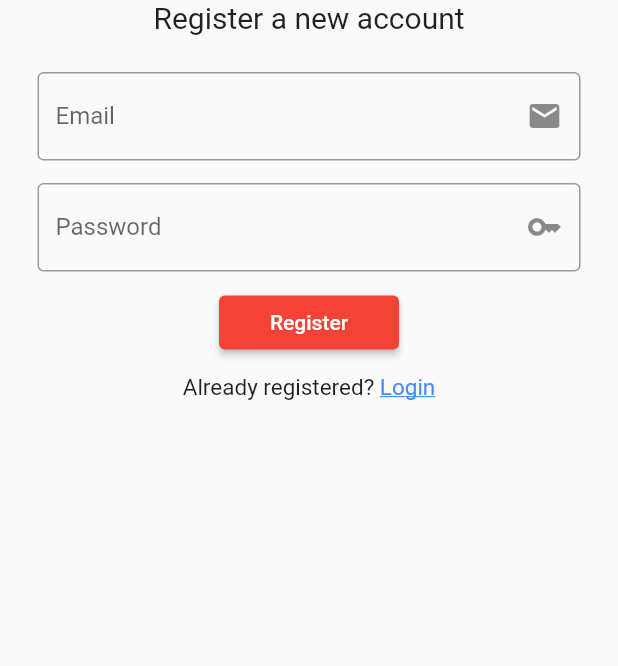
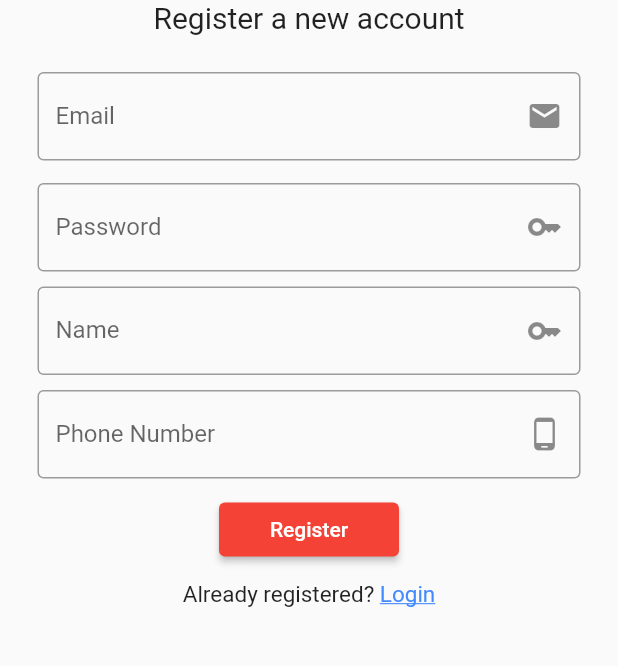
Before and after one commit to AliArafat4/restaurant_app, a Flutter app: the SignUpScreen screen opened directly, on a phone screen of 412 x 824 dp, the part 534-1200 px from its top. Run offline on Flutter 3.47's test engine with Material 2 defaults, Android fonts, the light colour scheme and no system bars; our stand-ins replace cloud_firestore, firebase_auth, firebase_core, get, smooth_page_indicator; accounts and stored records are empty.

Commit message:
Some Sign in/up/out optimization & profile + firebase

```diff
--- a/lib/screens/user_screen/sign_up_screen.dart
+++ b/lib/screens/user_screen/sign_up_screen.dart
@@ -1,3 +1,4 @@
+import 'package:cloud_firestore/cloud_firestore.dart';
 import 'package:flutter/material.dart';
 import 'package:firebase_auth/firebase_auth.dart';
 import 'package:get/get.dart';
@@ -15,6 +16,8 @@ class _LoginScreenState extends State<SignUpScreen> {
   final _auth = FirebaseAuth.instance;
   late String email;
   late String password;
+  late String phoneNumber;
+  late String name;
 
   @override
   Widget build(BuildContext context) {
@@ -71,12 +74,49 @@ class _LoginScreenState extends State<SignUpScreen> {
                 }),
           ),
           const SizedBox(height: 10),
+          Padding(
+            padding: const EdgeInsets.symmetric(horizontal: 25),
+            child: TextFormField(
+                obscureText: true,
+                keyboardType: TextInputType.visiblePassword,
+                autocorrect: false,
+                decoration: const InputDecoration(
+                  border: OutlineInputBorder(),
+                  // counterText: '${0} characters',
+                  suffixIcon: Icon(Icons.key),
+                  hintText: "Enter Your Name",
+                  labelText: 'Name',
+                ),
+                onChanged: (value) {
+                  //validator ??
+                  name = value;
+                }),
+          ),
+          const SizedBox(height: 10),
+          Padding(
+            padding: const EdgeInsets.symmetric(horizontal: 25),
+            child: TextFormField(
+                obscureText: true,
+                keyboardType: TextInputType.number,
+                autocorrect: false,
+                decoration: const InputDecoration(
+                  border: OutlineInputBorder(),
+                  // counterText: '${0} characters',
+                  suffixIcon: Icon(Icons.phone_android),
+                  hintText: "Enter Your Phone Number",
+                  labelText: 'Phone Number',
+                ),
+                onChanged: (value) {
+                  //validator ??
+                  phoneNumber = value;
+                }),
+          ),
+          const SizedBox(height: 10),
           SizedBox(
               width: 120,
               child: ElevatedButton(
                   onPressed: () async {
-                    print(email);
-                    print(password);
+                    createUser(email, name, phoneNumber);
                     SignUp();
                   },
                   child: const Text("Register"))),
@@ -109,10 +149,26 @@ class _LoginScreenState extends State<SignUpScreen> {
     );
   }
 
+  Future createUser(String email, String name, String phone) async {
+    if (email != null && name != null && phone != null) {
+      final users = FirebaseFirestore.instance.collection("users").doc();
+      final json = {
+        'email': email,
+        'name': name,
+        'phone': phone,
+      };
+      await users.set(json);
+    } else {
+      Get.snackbar("Error", "Fields cannot be empty");
+    }
+  }
+
   Future SignUp() async {
     try {
       final newUser = await _auth.createUserWithEmailAndPassword(
           email: email, password: password);
+      final User updateUserName = _auth.currentUser!;
+      updateUserName.updateDisplayName(name);
       if (newUser != null) {
         Get.snackbar("Account Registered Successfully", "",
             duration: const Duration(seconds: 2),
```
Also changed, not shown: lib/screens/food_screen/browse_food.dart (+24 -6 lines), lib/screens/user_screen/profile_screen.dart (+107 -26 lines).
